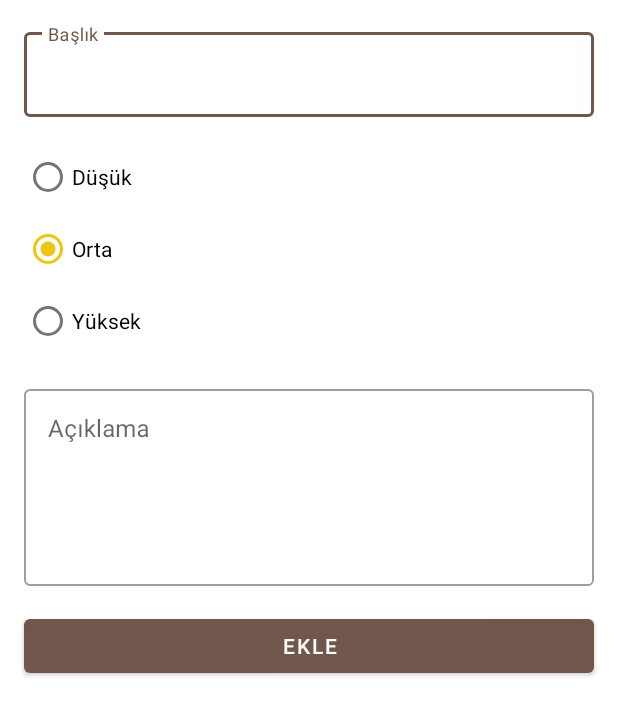
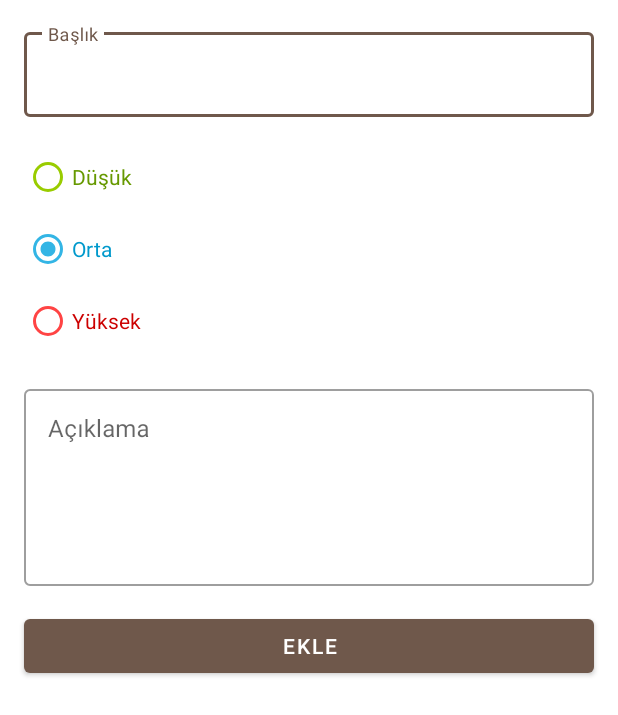
Before and after one commit to rusenolcay/Challenge2, an Android app: the layout dialog_add_note.xml on its own in the app's theme, with its tools: preview values and no code run, on a phone screen of 412 x 824 dp. Shown: the top 715 px of the screen. Run offline under Robolectric (Android 15) with nearby library versions, the phone set to English and light mode, and no system bars.

Commit message:
boş değer kontrolü yapıldı. öncelik renklendirmesi sağlandı

```diff
--- a/app/src/main/res/layout/dialog_add_note.xml
+++ b/app/src/main/res/layout/dialog_add_note.xml
@@ -41,19 +41,25 @@
             android:id="@+id/rb_low"
             android:layout_width="match_parent"
             android:layout_height="wrap_content"
-            android:text="@string/low" />
+            android:buttonTint="@android:color/holo_green_light"
+            android:text="@string/low"
+            android:textColor="@android:color/holo_green_dark" />
 
         <RadioButton
             android:id="@+id/rb_medium"
             android:layout_width="match_parent"
             android:layout_height="wrap_content"
-            android:text="@string/medium" />
+            android:buttonTint="@android:color/holo_blue_light"
+            android:text="@string/medium"
+            android:textColor="@android:color/holo_blue_dark" />
 
         <RadioButton
             android:id="@+id/rb_high"
             android:layout_width="match_parent"
             android:layout_height="wrap_content"
+            android:buttonTint="@android:color/holo_red_light"
             android:text="@string/high"
+            android:textColor="@android:color/holo_red_dark"
             app:layout_constraintStart_toStartOf="parent" />
     </RadioGroup>
 
--- a/app/src/main/res/values/strings.xml
+++ b/app/src/main/res/values/strings.xml
@@ -7,4 +7,5 @@
     <string name="medium">Orta</string>
     <string name="high">Yüksek</string>
     <string name="add">Ekle</string>
+    <string name="warning_message">Lütfen tüm alanları doldurunuz</string>
 </resources>
```
Also changed, not shown: app/src/main/java/com/rusen/challenge2/MainActivity.kt (+9 -0 lines), app/src/main/java/com/rusen/challenge2/NoteAdapter.kt (+14 -4 lines).
